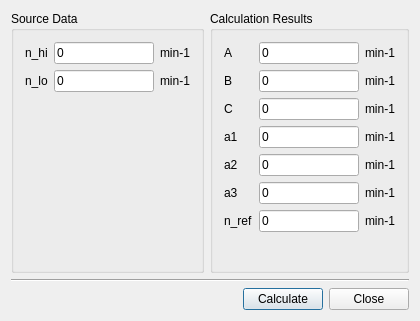
Above: Qr49/abcspeedscalcdialog.ui from pa23/r49 before the change. Below: the same form after it.
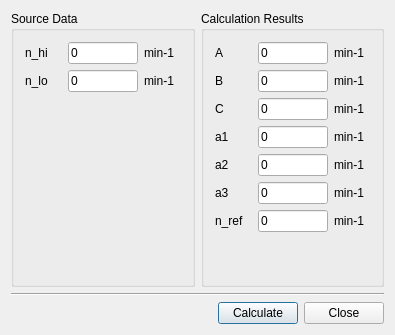
That is the form after the change. Icons and pictures are not drawn.

```diff
--- a/Qr49/abcspeedscalcdialog.ui
+++ b/Qr49/abcspeedscalcdialog.ui
@@ -9,8 +9,8 @@
    <rect>
     <x>0</x>
     <y>0</y>
-    <width>420</width>
-    <height>321</height>
+    <width>395</width>
+    <height>335</height>
    </rect>
   </property>
   <property name="focusPolicy">
@@ -45,6 +45,18 @@
             </item>
             <item row="0" column="1">
              <widget class="QLineEdit" name="lineEdit_n_hi">
+              <property name="minimumSize">
+               <size>
+                <width>70</width>
+                <height>0</height>
+               </size>
+              </property>
+              <property name="maximumSize">
+               <size>
+                <width>70</width>
+                <height>16777215</height>
+               </size>
+              </property>
               <property name="text">
                <string>0</string>
               </property>
@@ -62,6 +74,18 @@
             </item>
             <item row="1" column="1">
              <widget class="QLineEdit" name="lineEdit_n_lo">
+              <property name="minimumSize">
+               <size>
+                <width>70</width>
+                <height>0</height>
+               </size>
+              </property>
+              <property name="maximumSize">
+               <size>
+                <width>70</width>
+                <height>16777215</height>
+               </size>
+              </property>
               <property name="text">
                <string>0</string>
               </property>
@@ -119,6 +143,18 @@
             </item>
             <item row="0" column="1">
              <widget class="QLineEdit" name="lineEdit_A">
+              <property name="minimumSize">
+               <size>
+                <width>70</width>
+                <height>0</height>
+               </size>
+              </property>
+              <property name="maximumSize">
+               <size>
+                <width>70</width>
+                <height>16777215</height>
+               </size>
+              </property>
               <property name="text">
                <string>0</string>
               </property>
@@ -136,6 +172,18 @@
             </item>
             <item row="1" column="1">
              <widget class="QLineEdit" name="lineEdit_B">
+              <property name="minimumSize">
+               <size>
+                <width>70</width>
+                <height>0</height>
+               </size>
+              </property>
+              <property name="maximumSize">
+               <size>
+                <width>70</width>
+                <height>16777215</height>
+               </size>
+              </property>
               <property name="text">
                <string>0</string>
               </property>
@@ -153,6 +201,18 @@
             </item>
             <item row="2" column="1">
              <widget class="QLineEdit" name="lineEdit_C">
+              <property name="minimumSize">
+               <size>
+                <width>70</width>
+                <height>0</height>
+               </size>
+              </property>
+              <property name="maximumSize">
+               <size>
+                <width>70</width>
+                <height>16777215</height>
+               </size>
+              </property>
               <property name="text">
                <string>0</string>
               </property>
@@ -170,6 +230,18 @@
             </item>
             <item row="3" column="1">
              <widget class="QLineEdit" name="lineEdit_a1">
+              <property name="minimumSize">
+               <size>
+                <width>70</width>
+                <height>0</height>
+               </size>
+              </property>
+              <property name="maximumSize">
+               <size>
+                <width>70</width>
+                <height>16777215</height>
+               </size>
+              </property>
               <property name="text">
                <string>0</string>
               </property>
@@ -187,6 +259,18 @@
             </item>
             <item row="4" column="1">
              <widget class="QLineEdit" name="lineEdit_a2">
+              <property name="minimumSize">
+               <size>
+                <width>70</width>
+                <height>0</height>
+               </size>
+              </property>
+              <property name="maximumSize">
+               <size>
+                <width>70</width>
+                <height>16777215</height>
+               </size>
+              </property>
               <property name="text">
                <string>0</string>
               </property>
@@ -204,6 +288,18 @@
             </item>
             <item row="5" column="1">
              <widget class="QLineEdit" name="lineEdit_a3">
+              <property name="minimumSize">
+               <size>
+                <width>70</width>
+                <height>0</height>
+               </size>
+              </property>
+              <property name="maximumSize">
+               <size>
+                <width>70</width>
+                <height>16777215</height>
+               </size>
+              </property>
               <property name="text">
                <string>0</string>
               </property>
@@ -221,6 +317,18 @@
             </item>
             <item row="6" column="1">
              <widget class="QLineEdit" name="lineEdit_n_ref">
+              <property name="minimumSize">
+               <size>
+                <width>70</width>
+                <height>0</height>
+               </size>
+              </property>
+              <property name="maximumSize">
+               <size>
+                <width>70</width>
+                <height>16777215</height>
+               </size>
+              </property>
               <property name="text">
                <string>0</string>
               </property>
```
